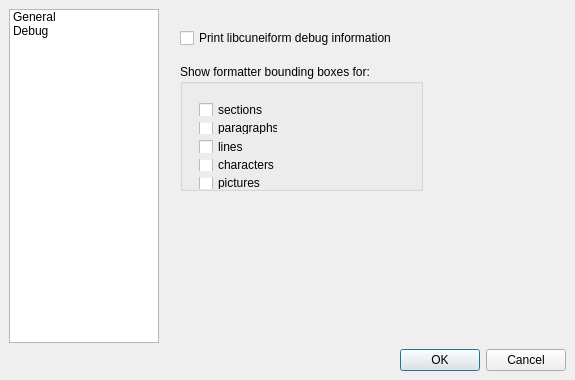
Qt form gui/settings.ui (uliss/quneiform) before a commit.
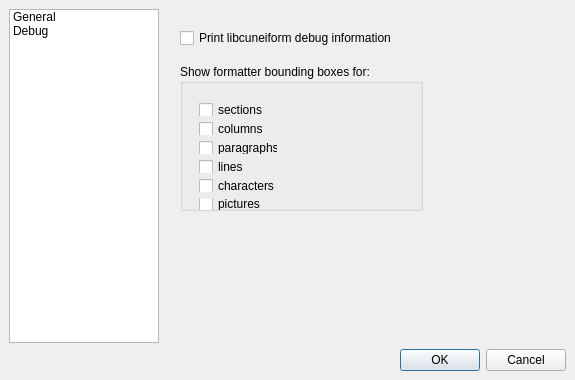
The same form after that commit. Icons and pictures are not drawn.

Commit message: Sections and columns now shown

```diff
--- a/gui/settings.ui
+++ b/gui/settings.ui
@@ -113,7 +113,7 @@
              <x>10</x>
              <y>10</y>
              <width>261</width>
-             <height>181</height>
+             <height>201</height>
             </rect>
            </property>
            <layout class="QVBoxLayout" name="verticalLayout_4">
@@ -151,7 +151,7 @@
                  <x>10</x>
                  <y>30</y>
                  <width>97</width>
-                 <height>104</height>
+                 <height>125</height>
                 </rect>
                </property>
                <layout class="QVBoxLayout" name="verticalLayout_3">
@@ -162,6 +162,13 @@
                   </property>
                  </widget>
                 </item>
+                <item>
+                 <widget class="QCheckBox" name="showColumnsBBox">
+                  <property name="text">
+                   <string>columns</string>
+                  </property>
+                 </widget>
+                </item>
                 <item>
                  <widget class="QCheckBox" name="showParagraphsBBox">
                   <property name="text">
```
The commit also changes 9 other files.
